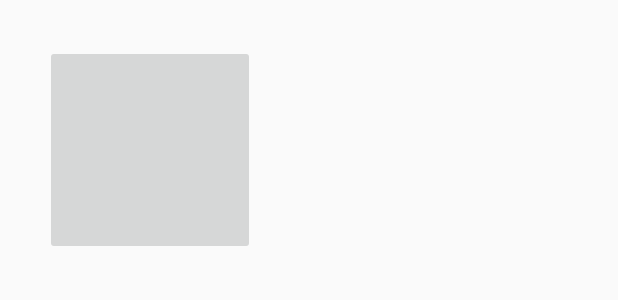
After one commit to sanjaysagarp/DrawWithMe, an Android app: the layout select_drawing.xml on its own in the app's theme, with its tools: preview values and no code run, on a phone screen of 412 x 824 dp. The commit adds this screen. Shown: the top 300 px of the screen. Run offline under Robolectric (Android 15) with nearby library versions, the phone set to English and light mode, and no system bars.

Commit message:
adding selectdrawingfragment and surfaceview

```diff
--- /dev/null
+++ b/app/src/main/res/layout/select_drawing.xml
@@ -0,0 +1,23 @@
+<?xml version="1.0" encoding="utf-8"?>
+<TableLayout xmlns:android="http://schemas.android.com/apk/res/android"
+    android:layout_width="match_parent"
+    android:layout_height="match_parent"
+    android:paddingTop="30sp">
+
+    <TableRow
+        android:layout_width="wrap_content"
+        android:layout_height="wrap_content"
+        android:layout_marginLeft="30sp"
+        android:layout_marginBottom="30sp"
+        >
+        <ImageButton
+            android:id="@+id/newDrawing"
+            android:layout_width="140sp"
+            android:layout_height="140sp"
+            />
+        <!--android:src="@drawable/newDrawingIcon"-->
+        <!--android:background="@color/Gray?"-->
+
+
+    </TableRow>
+</TableLayout>
```
Also changed, not shown: app/src/main/java/edu/uw/nerd/drawwithme/DrawingSurfaceView.java (added, +41 -0 lines), app/src/main/java/edu/uw/nerd/drawwithme/MainActivity.java (+12 -0 lines), app/src/main/java/edu/uw/nerd/drawwithme/SelectDrawingFragment.java (added, +52 -0 lines), app/src/main/res/layout/activity_main.xml (+12 -8 lines).
